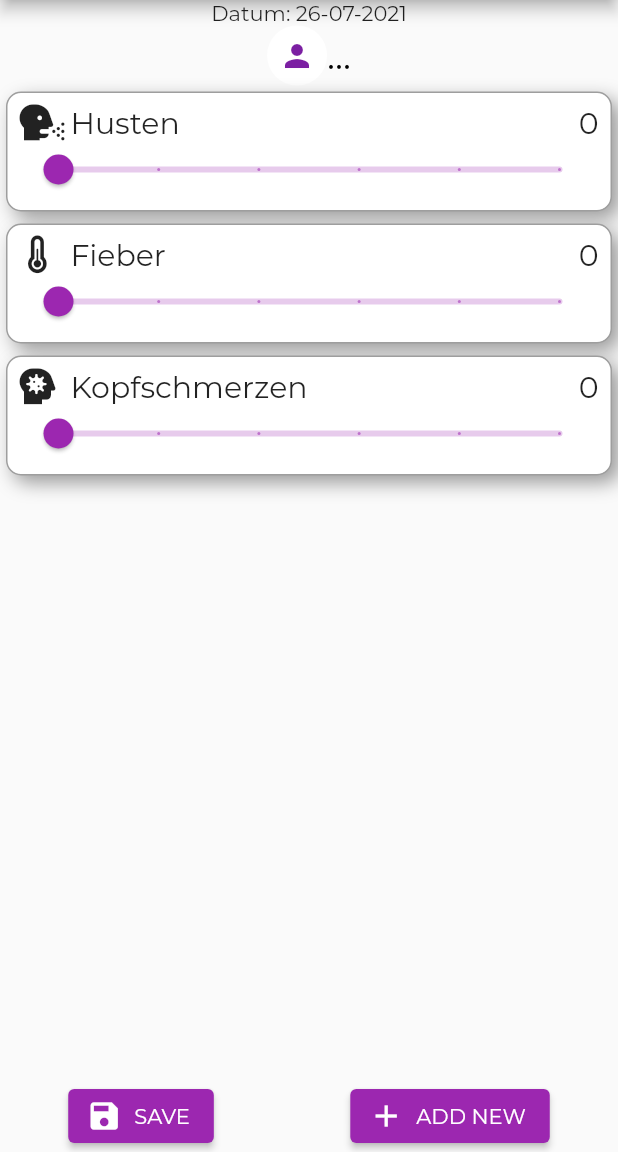
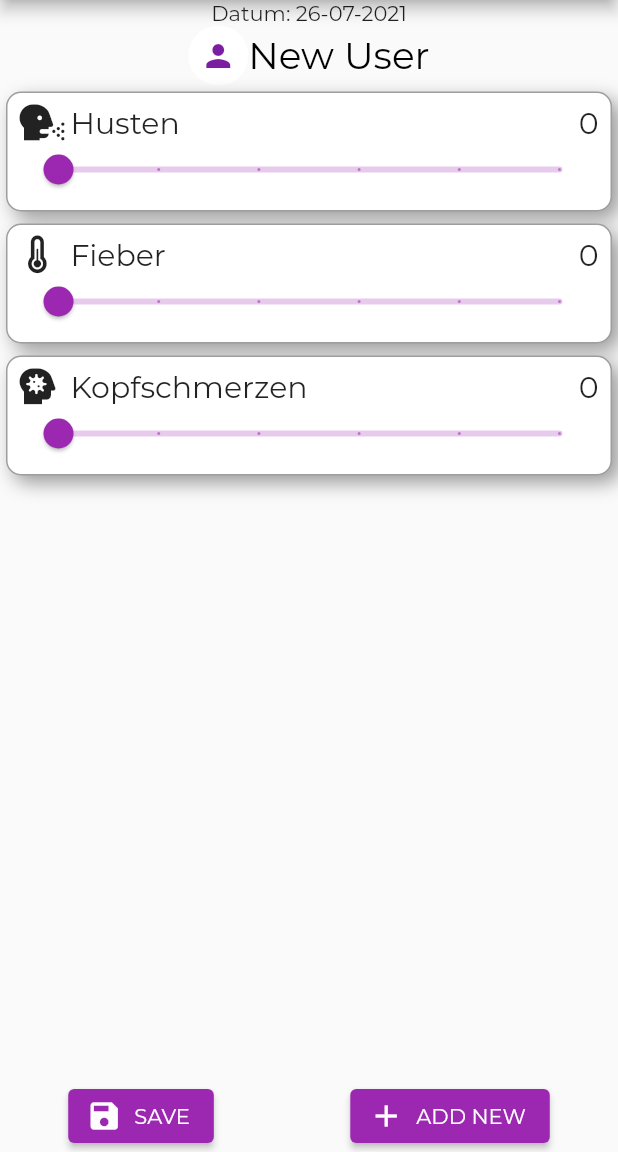
Before and after one commit to Zwennsch/Symptomator, a Flutter app: the MainScreen screen opened by its route, on a phone screen of 412 x 824 dp, the part 84-1236 px from its top. Run offline on Flutter 3.47's test engine with Material 2 defaults, Android fonts, the phone set to English and light mode, and no system bars; accounts and stored records are empty; project files that could hold a hidden picture were left out.

```diff
--- a/lib/backend/local_storage_handler.dart
+++ b/lib/backend/local_storage_handler.dart
@@ -1,3 +1,4 @@
+import 'dart:async';
 import 'dart:io';
 
 import 'package:path_provider/path_provider.dart';
@@ -20,12 +21,15 @@ class LocalStorageHandler {
       final file = await _localFile;
 
       // Read the file
+      // TODO: add a remark/fix to if file does not exist => create it!
+      bool fileExists = await file.exists();
+      print('File existiert: $fileExists');
       final contents = await file.readAsString();
       print(contents);
 
       return User.fromString(contents);
     } catch (e) {
-      print('Error in reading user' + e.toString());
+      print('Error in reading user :$e');
       // If encountering an error, return 0
       return User('no', -1, 'nameOHHHH');
     }
--- a/lib/backend/user.dart
+++ b/lib/backend/user.dart
@@ -19,4 +19,5 @@ class User {
   // }
 
   String get name => _name;
+  String get surName => _surName;
 }
--- a/lib/main.dart
+++ b/lib/main.dart
@@ -22,8 +22,8 @@ class MyApp extends StatelessWidget {
         '/newUser': (context) => const NewUserScreen(),
         // TODO: Here a fix is needed, there shouldn't be a name here
         '/main': (context) => const MainScreen(
-              title: 'Symptomator',
-              name: "...",
+              surName: 'User',
+              name: "New",
             ),
       },
       // home: const MainScreen(title: 'Symptomator'),
--- a/lib/screens/loading_screen.dart
+++ b/lib/screens/loading_screen.dart
@@ -1,3 +1,5 @@
+import 'dart:async';
+
 import 'package:flutter/material.dart';
 import 'package:symptomator/backend/local_storage_handler.dart';
 import 'package:symptomator/backend/user.dart';
@@ -27,6 +29,9 @@ class _LoadingScreenState extends State<LoadingScreen> {
     setState(() {
       _isLoading = true;
     });
+    // TODO: CircleProgress isnt' schowing correctly??
+    Timer(const Duration(seconds: 2), () {});
+
     user = await handler.readUser();
 
     if (user.name != 'no') {
@@ -41,13 +46,15 @@ class _LoadingScreenState extends State<LoadingScreen> {
   Widget build(BuildContext context) {
     return Scaffold(
         body: Center(
-      child: _isLoading ? const CircularProgressIndicator() : nextScreen(user.name),
+      child: _isLoading
+          ? const CircularProgressIndicator()
+          : nextScreen(user.name),
     ));
   }
 
   Widget nextScreen(String userName) {
     if (_userFound) {
-      return MainScreen(title: 'Sympto', name: userName);
+      return MainScreen(surName: user.surName, name: userName);
     } else {
       return const NewUserScreen();
     }
--- a/lib/screens/main_screen.dart
+++ b/lib/screens/main_screen.dart
@@ -5,22 +5,22 @@ import 'package:intl/intl.dart';
 import 'package:symptomator/widgets/illness_card.dart';
 
 class MainScreen extends StatefulWidget {
-  const MainScreen({Key? key, required this.title, required this.name})
+  const MainScreen({Key? key,  required this.name, required this.surName})
       : super(key: key);
-  final String title;
   final String name;
+  final String surName;
 
   @override
   _MainScreenState createState() => _MainScreenState();
 }
-
+// TODO: side should not have any disease when user first opens page
 class _MainScreenState extends State<MainScreen> {
   String date = DateFormat('dd-MM-yyyy').format(DateTime.now());
   @override
   Widget build(BuildContext context) {
     return Scaffold(
       appBar: AppBar(
-        title: Text(widget.title),
+        title: const Text('Symptomator'),
         centerTitle: true,
         actions: [
           IconButton(
@@ -41,7 +41,7 @@ class _MainScreenState extends State<MainScreen> {
                   backgroundColor: Colors.white,
                   child: Icon(Icons.person)),
               Text(
-                widget.name,
+                '${widget.name} ${widget.surName}',
                 textAlign: TextAlign.center,
                 style: nameStyle,
               ),
```
Also changed, not shown: lib/screens/new_user_screen.dart (+8 -2 lines).
